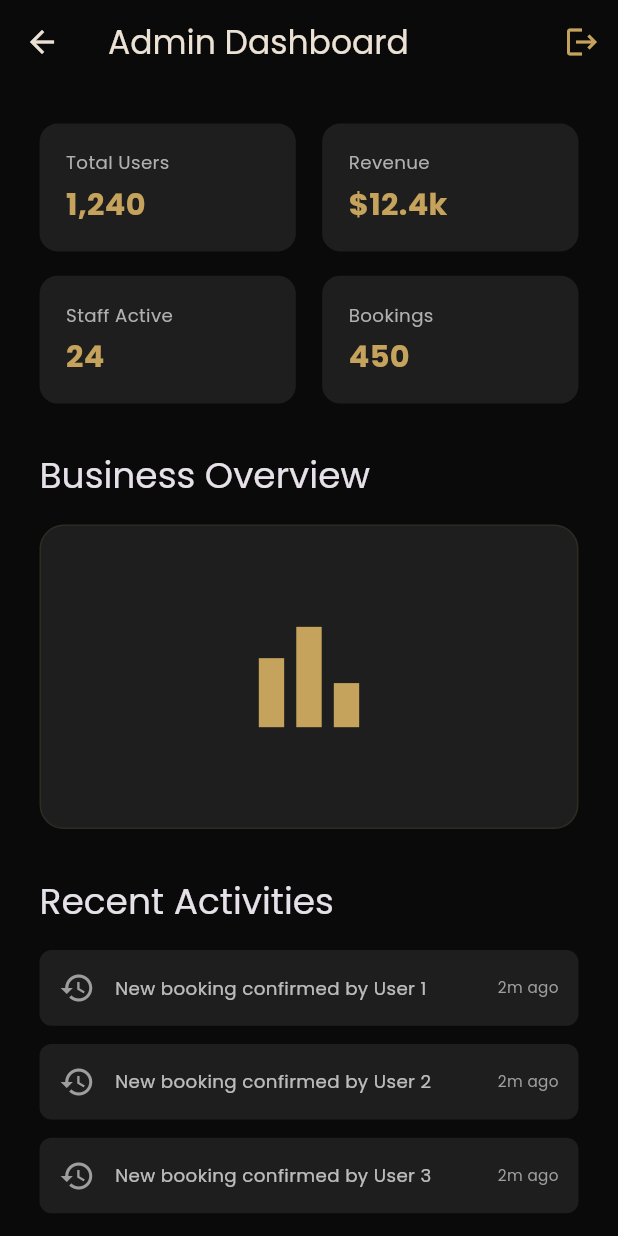
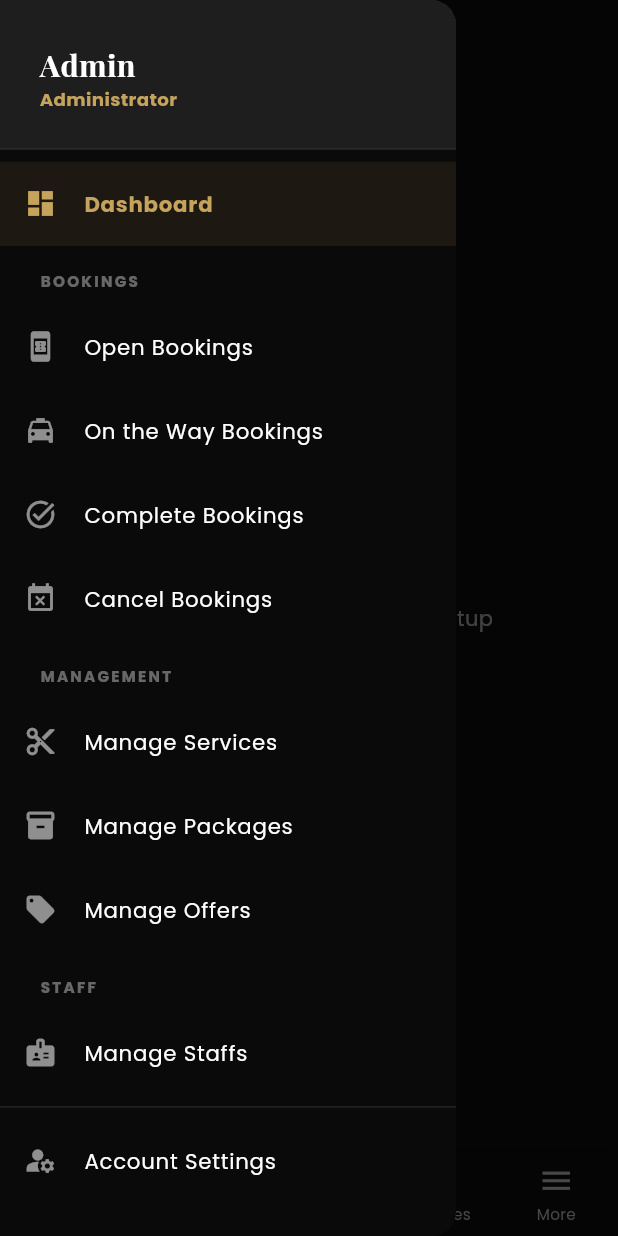
Before and after one commit to artic0909/easy-saloon-app, a Flutter app: the AdminDashboard screen opened by its route, with the side drawer open (before the commit the screen has no drawer), on a phone screen of 412 x 824 dp. Run offline on Flutter 3.47's test engine with Material 3 defaults, Android fonts, the phone set to English and light mode, and no system bars; our stand-ins replace dio, flutter_screenutil, flutter_widget_from_html, geolocator, get, google_fonts and 2 more; missing offline and left inert: razorpay_flutter; accounts and stored records are empty.

Commit message:
admin setup

```diff
--- a/lib/features/admin/dashboard.dart
+++ b/lib/features/admin/dashboard.dart
@@ -0,0 +1,61 @@
+import 'package:flutter/material.dart';
+import 'package:get/get.dart';
+import 'package:easysaloonapp/core/constants/app_colors.dart';
+import 'package:easysaloonapp/features/admin/widgets/admin_drawer.dart';
+import 'package:easysaloonapp/features/admin/widgets/admin_bottom_nav.dart';
+
+class AdminDashboard extends StatefulWidget {
+  const AdminDashboard({super.key});
+
+  @override
+  State<AdminDashboard> createState() => _AdminDashboardState();
+}
+
+class _AdminDashboardState extends State<AdminDashboard> {
+  final GlobalKey<ScaffoldState> _scaffoldKey = GlobalKey<ScaffoldState>();
+
+  @override
+  Widget build(BuildContext context) {
+    return Scaffold(
+      key: _scaffoldKey,
+      backgroundColor: AppColors.background,
+      drawer: const AdminDrawer(),
+      appBar: AppBar(
+        backgroundColor: Colors.transparent,
+        elevation: 0,
+        leading: IconButton(
+          icon: const Icon(Icons.menu, color: Colors.white),
+          onPressed: () => _scaffoldKey.currentState?.openDrawer(),
+        ),
+        title: const Text(
+          "Admin Dashboard",
+          style: TextStyle(
+            color: Colors.white,
+            fontWeight: FontWeight.bold,
+            fontFamily: 'Playfair Display',
+          ),
+        ),
+      ),
+      body: const Center(
+        child: Text(
+          "Welcome to the New Admin Setup",
+          style: TextStyle(color: Colors.white54),
+        ),
+      ),
+      bottomNavigationBar: AdminBottomNav(
+        currentIndex: 0, // Dashboard
+        onTap: (index) {
+          if (index == 4) {
+            _scaffoldKey.currentState?.openDrawer();
+          } else if (index == 1) {
+            Get.toNamed('/admin-bookings-open');
+          } else if (index == 2) {
+            Get.toNamed('/admin-manage-services');
+          } else if (index == 3) {
+            Get.toNamed('/admin-manage-packages');
+          }
+        },
+      ),
+    );
+  }
+}
--- /dev/null
+++ b/lib/features/admin/widgets/admin_bottom_nav.dart
@@ -0,0 +1,48 @@
+import 'package:flutter/material.dart';
+import 'package:flutter_screenutil/flutter_screenutil.dart';
+import 'package:easysaloonapp/core/constants/app_colors.dart';
+
+class AdminBottomNav extends StatelessWidget {
+  final int currentIndex;
+  final Function(int) onTap;
+
+  const AdminBottomNav({
+    super.key,
+    required this.currentIndex,
+    required this.onTap,
+  });
+
+  @override
+  Widget build(BuildContext context) {
+    return Container(
+      decoration: BoxDecoration(
+        boxShadow: [
+          BoxShadow(
+            color: Colors.black.withValues(alpha: 0.1),
+            blurRadius: 10,
+            offset: const Offset(0, -2),
+          ),
+        ],
+      ),
+      child: BottomNavigationBar(
+        currentIndex: currentIndex,
+        onTap: onTap,
+        backgroundColor: AppColors.background,
+        selectedItemColor: AppColors.primary,
+        unselectedItemColor: Colors.grey,
+        selectedFontSize: 12.sp,
+        unselectedFontSize: 10.sp,
+        iconSize: 24.sp,
+        type: BottomNavigationBarType.fixed,
+        elevation: 0,
+        items: const [
+          BottomNavigationBarItem(icon: Icon(Icons.dashboard_outlined), activeIcon: Icon(Icons.dashboard), label: 'Dashboard'),
+          BottomNavigationBarItem(icon: Icon(Icons.book_online_outlined), activeIcon: Icon(Icons.book_online), label: 'Bookings'),
+          BottomNavigationBarItem(icon: Icon(Icons.content_cut_outlined), activeIcon: Icon(Icons.content_cut), label: 'Services'),
+          BottomNavigationBarItem(icon: Icon(Icons.inventory_2_outlined), activeIcon: Icon(Icons.inventory_2), label: 'Packages'),
+          BottomNavigationBarItem(icon: Icon(Icons.menu), label: 'More'),
+        ],
+      ),
+    );
+  }
+}
--- a/lib/features/admin/widgets/admin_drawer.dart
+++ b/lib/features/admin/widgets/admin_drawer.dart
@@ -0,0 +1,147 @@
+import 'package:flutter/material.dart';
+import 'package:flutter_screenutil/flutter_screenutil.dart';
+import 'package:get/get.dart';
+import 'package:easysaloonapp/core/constants/app_colors.dart';
+import 'package:easysaloonapp/features/auth/data/services/auth_service.dart';
+
+class AdminDrawer extends StatelessWidget {
+  const AdminDrawer({super.key});
+
+  @override
+  Widget build(BuildContext context) {
+    final authService = Get.find<AuthService>();
+    final userName = authService.userData['name'] ?? 'Admin';
+
+    return Drawer(
+      backgroundColor: AppColors.background,
+      child: SafeArea(
+        child: Column(
+          children: [
+            Container(
+              padding: EdgeInsets.only(top: 20.h, left: 24.w, right: 24.w, bottom: 24.h),
+              width: double.infinity,
+              decoration: BoxDecoration(
+                color: AppColors.surface,
+                border: Border(bottom: BorderSide(color: AppColors.primary.withValues(alpha: 0.1))),
+              ),
+              child: Column(
+                crossAxisAlignment: CrossAxisAlignment.start,
+                children: [
+                  SizedBox(height: 8.h),
+                  Text(
+                    userName,
+                    style: TextStyle(
+                      color: Colors.white,
+                      fontSize: 20.sp,
+                      fontFamily: 'Playfair Display',
+                      fontWeight: FontWeight.bold,
+                    ),
+                  ),
+                  Text(
+                    "Administrator",
+                    style: TextStyle(color: AppColors.primary, fontSize: 12.sp, fontWeight: FontWeight.bold),
+                  ),
+                ],
+              ),
+            ),
+            Expanded(
+              child: ListView(
+                padding: EdgeInsets.symmetric(vertical: 8.h),
+                children: [
+                  _buildDrawerItem(Icons.dashboard, "Dashboard", '/admin-dashboard', () {
+                    Get.back();
+                    Get.toNamed('/admin-dashboard');
+                  }),
+
+                  _buildSectionTitle("Bookings"),
+                  _buildDrawerItem(Icons.book_online, "Open Bookings", '/admin-bookings-open', () {
+                    Get.back();
+                    Get.toNamed('/admin-bookings-open');
+                  }),
+                  _buildDrawerItem(Icons.local_taxi, "On the Way Bookings", '/admin-bookings-ontheway', () {
+                    Get.back();
+                    Get.toNamed('/admin-bookings-ontheway');
+                  }),
+                  _buildDrawerItem(Icons.task_alt, "Complete Bookings", '/admin-bookings-complete', () {
+                    Get.back();
+                    Get.toNamed('/admin-bookings-complete');
+                  }),
+                  _buildDrawerItem(Icons.event_busy, "Cancel Bookings", '/admin-bookings-cancel', () {
+                    Get.back();
+                    Get.toNamed('/admin-bookings-cancel');
+                  }),
+
+                  _buildSectionTitle("Management"),
+                  _buildDrawerItem(Icons.content_cut, "Manage Services", '/admin-manage-services', () {
+                    Get.back();
+                    Get.toNamed('/admin-manage-services');
+                  }),
+                  _buildDrawerItem(Icons.inventory_2, "Manage Packages", '/admin-manage-packages', () {
+                    Get.back();
+                    Get.toNamed('/admin-manage-packages');
+                  }),
+                  _buildDrawerItem(Icons.local_offer, "Manage Offers", '/admin-manage-offers', () {
+                    Get.back();
+                    Get.toNamed('/admin-manage-offers');
+                  }),
+
+                  _buildSectionTitle("Staff"),
+                  _buildDrawerItem(Icons.badge, "Manage Staffs", '/admin-manage-staffs', () {
+                    Get.back();
+                    Get.toNamed('/admin-manage-staffs');
+                  }),
+
+                  const Divider(color: Colors.white10),
+                  _buildDrawerItem(Icons.manage_accounts, "Account Settings", '/profile', () {
+                    Get.back();
+                    Get.toNamed('/profile'); // or custom admin settings
+                  }),
+                  SizedBox(height: 20.h),
+                  ListTile(
+                    leading: const Icon(Icons.logout, color: Colors.redAccent),
+                    title: const Text("Logout", style: TextStyle(color: Colors.redAccent)),
+                    onTap: () => authService.logout(),
+                  ),
+                ],
+              ),
+            ),
+          ],
+        ),
+      ),
+    );
+  }
+
+  Widget _buildSectionTitle(String title) {
+    return Padding(
+      padding: EdgeInsets.only(left: 24.w, right: 24.w, top: 16.h, bottom: 8.h),
+      child: Text(
+        title.toUpperCase(),
+        style: TextStyle(
+          color: Colors.white38,
+          fontSize: 10.sp,
+          fontWeight: FontWeight.bold,
+          letterSpacing: 1.5,
+        ),
+      ),
+    );
+  }
+
+  Widget _buildDrawerItem(IconData icon, String title, String routeName, VoidCallback onTap) {
+    bool isActive = Get.currentRoute == routeName;
+    return Container(
+      color: isActive ? AppColors.primary.withValues(alpha: 0.1) : Colors.transparent,
+      child: ListTile(
+        leading: Icon(icon, color: isActive ? AppColors.primary : Colors.white54, size: 22),
+        title: Text(
+          title,
+          style: TextStyle(
+            color: isActive ? AppColors.primary : Colors.white,
+            fontSize: 14.sp,
+            fontWeight: isActive ? FontWeight.bold : FontWeight.normal,
+          ),
+        ),
+        onTap: onTap,
+      ),
+    );
+  }
+}
--- a/lib/features/dashboard/presentation/pages/admin_dashboard.dart
+++ /dev/null
@@ -1,111 +0,0 @@
-import 'package:flutter/material.dart';
-import 'package:flutter_screenutil/flutter_screenutil.dart';
-import 'package:get/get.dart';
-import 'package:easysaloonapp/features/auth/data/services/auth_service.dart';
-import 'package:easysaloonapp/core/constants/app_colors.dart';
-
-class AdminDashboard extends StatelessWidget {
-  const AdminDashboard({super.key});
-
-  @override
-  Widget build(BuildContext context) {
-    final authService = Get.find<AuthService>();
-
-    return Scaffold(
-      appBar: AppBar(
-        title: const Text('Admin Dashboard'),
-        backgroundColor: AppColors.background,
-        actions: [
-          IconButton(
-            onPressed: () => authService.logout(),
-            icon: const Icon(Icons.logout, color: AppColors.primary),
-          ),
-        ],
-      ),
-      body: SingleChildScrollView(
-        padding: EdgeInsets.all(24.w),
-        child: Column(
-          crossAxisAlignment: CrossAxisAlignment.start,
-          children: [
-            Row(
-              children: [
-                Expanded(child: _buildMiniStat("Total Users", "1,240")),
-                SizedBox(width: 16.w),
-                Expanded(child: _buildMiniStat("Revenue", "\$12.4k")),
-              ],
-            ),
-            SizedBox(height: 16.h),
-            Row(
-              children: [
-                Expanded(child: _buildMiniStat("Staff Active", "24")),
-                SizedBox(width: 16.w),
-                Expanded(child: _buildMiniStat("Bookings", "450")),
-              ],
-            ),
-            SizedBox(height: 32.h),
-            Text("Business Overview", style: Theme.of(context).textTheme.headlineSmall),
-            SizedBox(height: 16.h),
-            Container(
-              height: 200.h,
-              width: double.infinity,
-              decoration: BoxDecoration(
-                color: AppColors.surface,
-                borderRadius: BorderRadius.circular(16),
-                border: Border.all(color: AppColors.primary.withValues(alpha: 0.1)),
-              ),
-              child: const Center(
-                child: Icon(Icons.bar_chart, color: AppColors.primary, size: 100),
-              ),
-            ),
-            SizedBox(height: 32.h),
-            Text("Recent Activities", style: Theme.of(context).textTheme.headlineSmall),
-            SizedBox(height: 16.h),
-            ...List.generate(3, (index) => _buildActivityItem(index)),
-          ],
-        ),
-      ),
-    );
-  }
-
-  Widget _buildMiniStat(String title, String value) {
-    return Container(
-      padding: EdgeInsets.all(16.w),
-      decoration: BoxDecoration(
-        color: AppColors.surface,
-        borderRadius: BorderRadius.circular(12),
-      ),
-      child: Column(
-        crossAxisAlignment: CrossAxisAlignment.start,
-        children: [
-          Text(title, style: TextStyle(color: AppColors.textSecondary, fontSize: 12.sp)),
-          SizedBox(height: 4.h),
-          Text(value, style: TextStyle(color: AppColors.primary, fontSize: 20.sp, fontWeight: FontWeight.bold)),
-        ],
-      ),
-    );
-  }
-
-  Widget _buildActivityItem(int index) {
-    return Container(
-      margin: EdgeInsets.only(bottom: 12.h),
-      padding: EdgeInsets.all(12.w),
-      decoration: BoxDecoration(
-        color: AppColors.surface,
-        borderRadius: BorderRadius.circular(8),
-      ),
-      child: Row(
-        children: [
-          const Icon(Icons.history, color: Colors.grey),
-          SizedBox(width: 12.w),
-          Expanded(
-            child: Text(
-              "New booking confirmed by User ${index + 1}",
-              style: TextStyle(color: Colors.white70, fontSize: 12.sp),
-            ),
-          ),
-          Text("2m ago", style: TextStyle(color: Colors.grey, fontSize: 10.sp)),
-        ],
-      ),
-    );
-  }
-}
--- a/lib/main.dart
+++ b/lib/main.dart
@@ -25,7 +25,7 @@ import 'package:easysaloonapp/features/staff/bookings/today.dart';
 import 'package:easysaloonapp/features/staff/bookings/complete.dart';
 import 'package:easysaloonapp/features/staff/bookings/cancel.dart';
 import 'package:easysaloonapp/features/staff/bookings/booking_details.dart';
-import 'package:easysaloonapp/features/dashboard/presentation/pages/admin_dashboard.dart';
+import 'package:easysaloonapp/features/admin/dashboard.dart';
 import 'package:easysaloonapp/features/auth/data/services/auth_service.dart';
 
 void main() async {
```
Also changed, not shown: lib/features/admin/bookings/open.dart (added), lib/features/admin/bookings/upcoming.dart (deleted).
